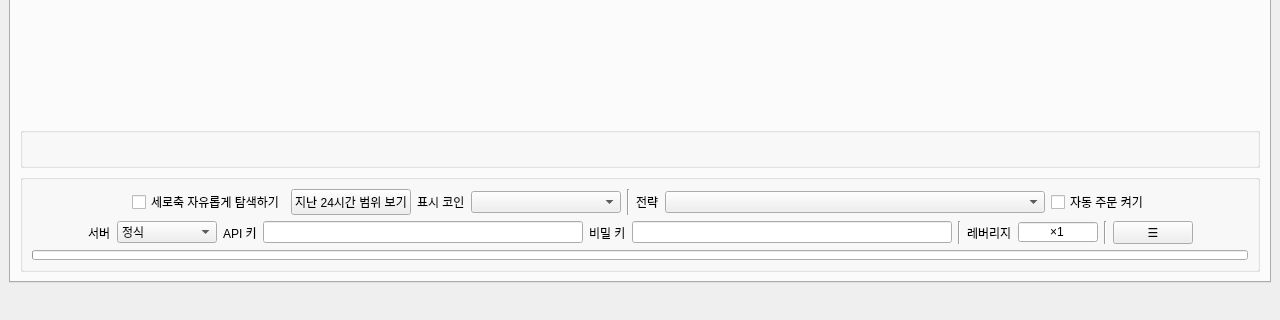
Qt form craft/user_interface.ui (cunarist/solie) before a commit; both pictures show x 0 to 1280 and y 480 to 800 of the 1280 by 800 pixel window.
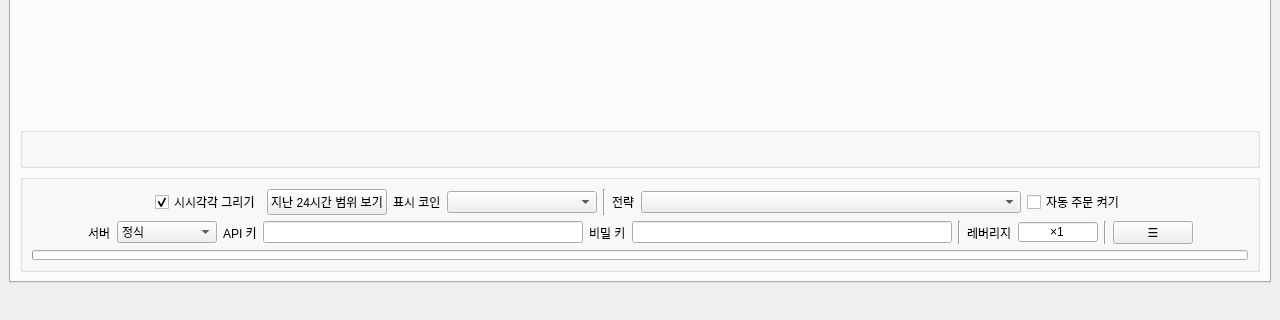
The same form after that commit. The open tabs and pages were chosen to show the change. Icons and pictures are not drawn. Custom widgets are drawn as their Qt base class.

Patch:
```diff
--- a/craft/user_interface.ui
+++ b/craft/user_interface.ui
@@ -338,7 +338,10 @@
              <item>
               <widget class="QCheckBox" name="checkBox_2">
                <property name="text">
-                <string>세로축 자유롭게 탐색하기</string>
+                <string>시시각각 그리기</string>
+               </property>
+               <property name="checked">
+                <bool>true</bool>
                </property>
               </widget>
              </item>
```
Left out of the diff: 2 changed lines with no effect on the pictures.
